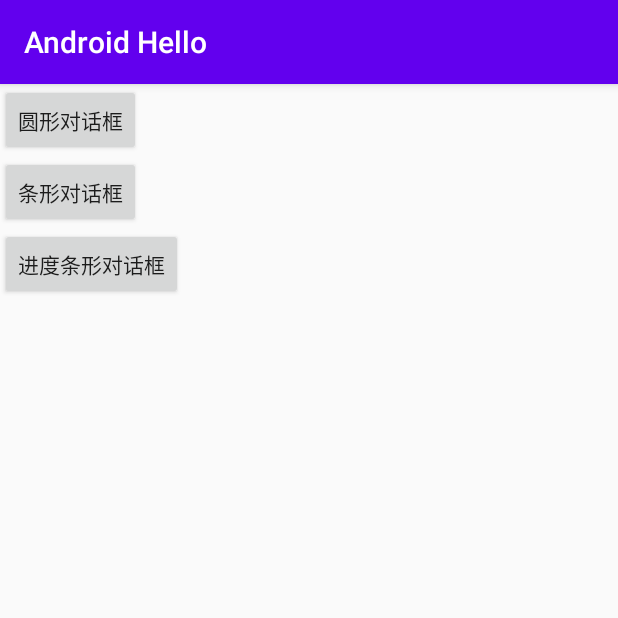
After one commit to xuanyuan0205/Android-Started, an Android app: the ProgressDialogActivity screen opened directly, with no data from a screen before it, on a phone screen of 412 x 824 dp, the top half of it. The commit adds this screen. Run offline under Robolectric (Android 15) with nearby library versions, the phone set to English and light mode, and no system bars.

Commit message:
ProgressDialog、DatePickerDialog、TimePickerDialog示例。

```diff
--- a/app/src/main/AndroidManifest.xml
+++ b/app/src/main/AndroidManifest.xml
@@ -9,7 +9,9 @@
         android:roundIcon="@mipmap/ic_launcher_round"
         android:supportsRtl="true"
         android:theme="@style/AppTheme">
-        <activity android:name=".AlertDialogActivity"></activity>
+        <activity android:name=".DateTimePickerDialogActivity"></activity>
+        <activity android:name=".ProgressDialogActivity" />
+        <activity android:name=".AlertDialogActivity" />
         <activity android:name=".NotificationOtherActivity" />
         <activity android:name=".NotificationActivity" />
         <activity android:name=".ToastActivity" />
--- /dev/null
+++ b/app/src/main/java/com/ym/test/ProgressDialogActivity.java
@@ -0,0 +1,121 @@
+package com.ym.test;
+
+import androidx.appcompat.app.AppCompatActivity;
+
+import android.app.ProgressDialog;
+import android.content.Context;
+import android.os.Bundle;
+import android.os.Handler;
+import android.os.Message;
+import android.util.Log;
+import android.view.View;
+import android.widget.Button;
+import android.widget.ProgressBar;
+
+public class ProgressDialogActivity extends AppCompatActivity {
+
+    Button btn1;
+    Button btn2;
+    Button btn3;
+
+    ProgressDialog pd1;
+    ProgressDialog pd2;
+
+    private Context mContext = null;
+    private final static int PD2_VALUE_MAX=100;
+    private int pd2_progress_value=0;
+    @Override
+    protected void onCreate(Bundle savedInstanceState) {
+        super.onCreate(savedInstanceState);
+        setContentView(R.layout.activity_progress_dialog);
+        mContext=ProgressDialogActivity.this;
+        bindViews();
+
+    }
+    private void bindViews() {
+        btn1 = (Button) findViewById(R.id.btn_pdialog_1);
+        btn2 = (Button) findViewById(R.id.btn_pdialog_2);
+        btn3 = (Button) findViewById(R.id.btn_pdialog_3);
+        btn1.setOnClickListener(new View.OnClickListener() {
+            @Override
+            public void onClick(View v) {
+                Log.d("pd1","click");
+                //这里的话参数依次为,上下文,标题,内容,是否显示进度,是否可以用取消按钮关闭
+                ProgressDialog.show(mContext,"资源加载中……","资源加载中,请稍后...",true,true);
+            }
+        });
+        btn2.setOnClickListener(new View.OnClickListener() {
+            @Override
+            public void onClick(View v) {
+                Log.d("pd2","click");
+                pd1 = new ProgressDialog(mContext);
+                //依次设置标题,内容,是否用取消按钮关闭,是否显示进度
+                pd1.setTitle("软件更新中");
+                pd1.setMessage("软件正在更新中,请稍后...");
+                pd1.setCancelable(true);
+                //这里是设置进度条的风格,HORIZONTAL是水平进度条,SPINNER是圆形进度条
+                pd1.setProgressStyle(ProgressDialog.STYLE_HORIZONTAL);
+                pd1.setIndeterminate(true);
+                //调用show()方法将ProgressDialog显示出来
+                pd1.show();
+            }
+        });
+        btn3.setOnClickListener(new View.OnClickListener() {
+            @Override
+            public void onClick(View v) {
+                Log.d("pd3","click");
+                //初始化属性
+                pd2_progress_value = 0;
+                //依次设置一些属性
+                pd2 = new ProgressDialog(mContext);
+                pd2.setMax(PD2_VALUE_MAX);
+                pd2.setTitle("文件读取中");
+                pd2.setMessage("文件加载中,请稍后...");
+                //这里设置为不可以通过按取消按钮关闭进度条
+                pd2.setCancelable(false);
+                pd2.setProgressStyle(ProgressDialog.STYLE_HORIZONTAL);
+                //这里设置的是是否显示进度,设为false才是显示的哦！
+                pd2.setIndeterminate(false);
+                pd2.show();
+                //这里的话新建一个线程,重写run()方法,
+                new Thread()
+                {
+                    public void run()
+                    {
+                        while(pd2_progress_value < PD2_VALUE_MAX)
+                        {
+                            //这里的算法是决定进度条变化的,可以按需要写
+                            pd2_progress_value +=  Math.random()*5 ;
+                            try {
+                                Thread.sleep(500);
+                            } catch (InterruptedException e) {
+                                e.printStackTrace();
+                            }
+                            //把信息码发送给handle让更新界面
+                            hand.sendEmptyMessage(1);
+                        }
+                    }
+                }.start();
+            }
+        });
+    }
+    //定义一个用于更新进度的Handler,因为只能由主线程更新界面,所以要用Handler传递信息
+    final Handler hand = new Handler()
+    {
+        @Override
+        public void handleMessage(Message msg) {
+            //这里的话如果接受到信息码是123
+            if(msg.what == 1)
+            {
+                //设置进度条的当前值
+                pd2.setProgress(pd2_progress_value);
+            }
+            //如果当前大于或等于进度条的最大值,调用dismiss()方法关闭对话框
+            if(pd2_progress_value >= PD2_VALUE_MAX)
+            {
+                pd2.dismiss();
+            }
+        }
+    };
+
+}
--- /dev/null
+++ b/app/src/main/res/layout/activity_progress_dialog.xml
@@ -0,0 +1,25 @@
+<?xml version="1.0" encoding="utf-8"?>
+<LinearLayout xmlns:android="http://schemas.android.com/apk/res/android"
+    xmlns:app="http://schemas.android.com/apk/res-auto"
+    xmlns:tools="http://schemas.android.com/tools"
+    android:layout_width="match_parent"
+    android:layout_height="match_parent"
+    tools:context=".ProgressDialogActivity"
+    android:orientation="vertical">
+    <Button
+        android:layout_width="wrap_content"
+        android:layout_height="wrap_content"
+        android:id="@+id/btn_pdialog_1"
+        android:text="圆形对话框"/>
+    <Button
+        android:layout_width="wrap_content"
+        android:layout_height="wrap_content"
+        android:id="@+id/btn_pdialog_2"
+        android:text="条形对话框"/>
+    <Button
+        android:layout_width="wrap_content"
+        android:layout_height="wrap_content"
+        android:id="@+id/btn_pdialog_3"
+        android:text="进度条形对话框"/>
+
+</LinearLayout>
```
Also changed, not shown: app/src/main/java/com/ym/test/DateTimePickerDialogActivity.java (added, +54 -0 lines), app/src/main/java/com/ym/test/MainActivity.java (+14 -0 lines), app/src/main/res/layout/activity_date_time_picker_dialog.xml (added, +19 -0 lines), app/src/main/res/layout/activity_main.xml (+10 -0 lines).
